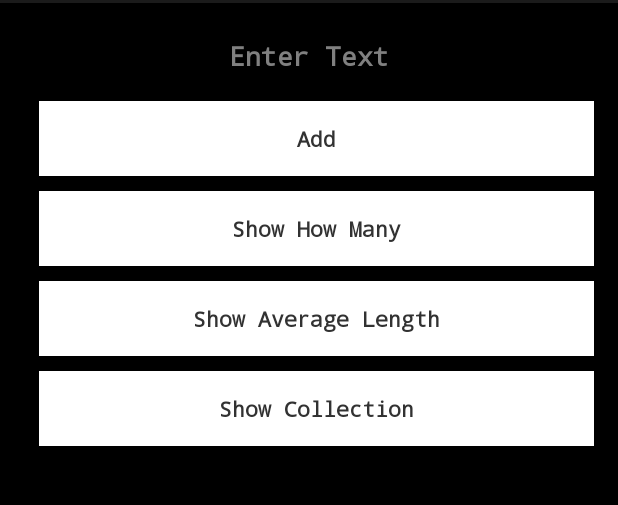
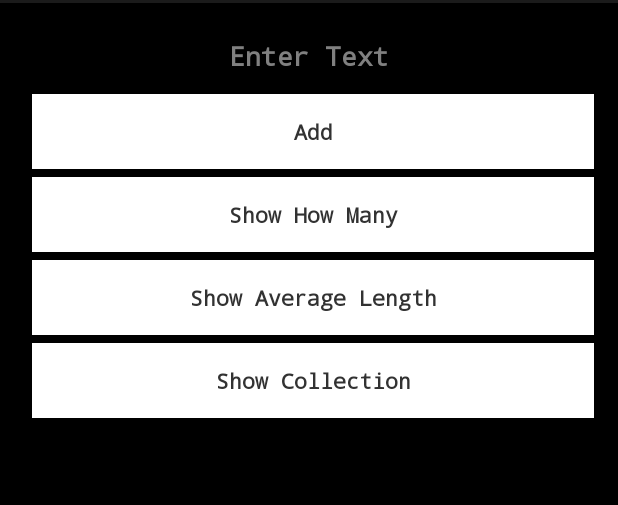
Before and after one commit to b79789/Java-1, an Android app: the screen it shows after launch (MyActivity), on a phone screen of 412 x 824 dp, the part 69-574 px from its top. Run offline under Robolectric (Android 15) with nearby library versions, the light colour scheme and no system bars.

Commit message:
finished Week 2 changes

```diff
--- a/Java1Project1/app/src/main/res/layout/activity_my.xml
+++ b/Java1Project1/app/src/main/res/layout/activity_my.xml
@@ -29,9 +29,9 @@
         android:layout_width="match_parent"
         android:layout_height="50dp"
         android:gravity="center"
-        android:layout_marginTop="10dp"
-        android:layout_marginLeft="10dp"
-        android:layout_marginStart="10dp"
+        android:layout_marginTop="5dp"
+        android:layout_marginLeft="5dp"
+        android:layout_marginStart="5dp"
         android:id="@+id/myButton"
         android:text="@string/Add"
         android:onClick="onButtonClick"
@@ -46,9 +46,9 @@
         android:layout_width="match_parent"
         android:layout_height="50dp"
         android:gravity="center"
-        android:layout_marginTop="10dp"
-        android:layout_marginLeft="10dp"
-        android:layout_marginStart="10dp"
+        android:layout_marginTop="5dp"
+        android:layout_marginLeft="5dp"
+        android:layout_marginStart="5dp"
         android:text="@string/Show"
         android:id="@+id/button"
         android:onClick="onButtonClick2"
@@ -63,9 +63,9 @@
         android:layout_width="match_parent"
         android:layout_height="50dp"
         android:gravity="center"
-        android:layout_marginTop="10dp"
-        android:layout_marginLeft="10dp"
-        android:layout_marginStart="10dp"
+        android:layout_marginTop="5dp"
+        android:layout_marginLeft="5dp"
+        android:layout_marginStart="5dp"
         android:text="@string/Show2"
         android:id="@+id/ShowButton2"
         android:onClick="mathFunction"
@@ -80,9 +80,9 @@
         android:layout_width="match_parent"
         android:layout_height="50dp"
         android:gravity="center"
-        android:layout_marginTop="10dp"
-        android:layout_marginLeft="10dp"
-        android:layout_marginStart="10dp"
+        android:layout_marginTop="5dp"
+        android:layout_marginLeft="5dp"
+        android:layout_marginStart="5dp"
         android:text="@string/ShowCollection"
         android:id="@+id/button2"
         android:onClick="onButtonClick3"
```
